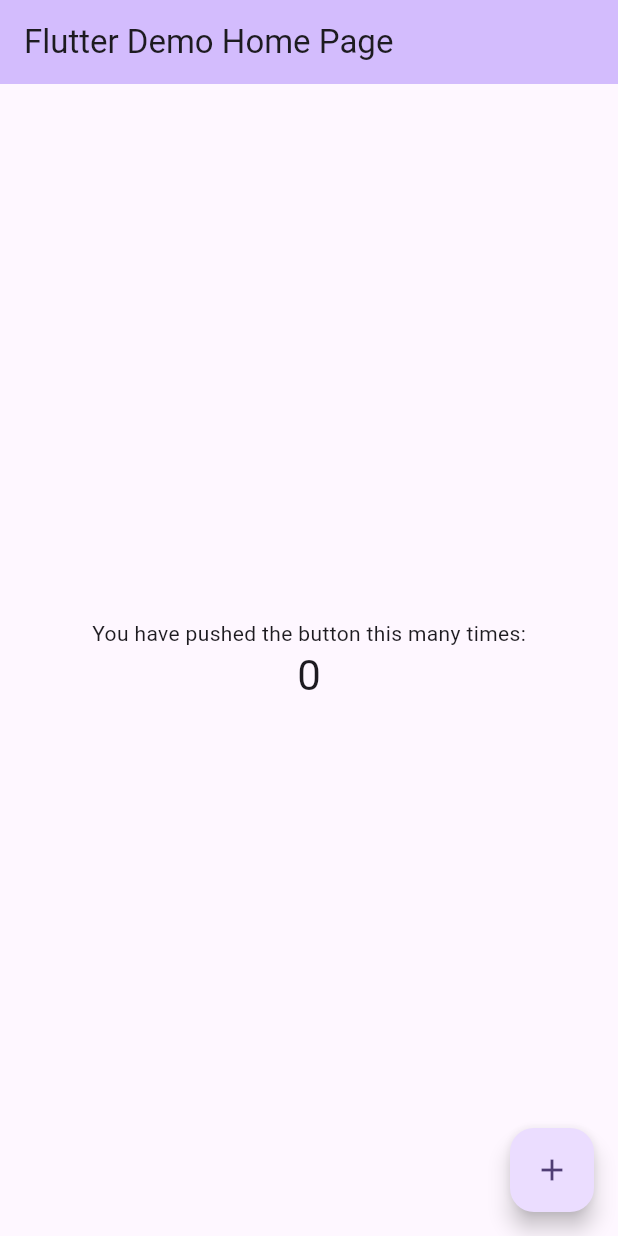
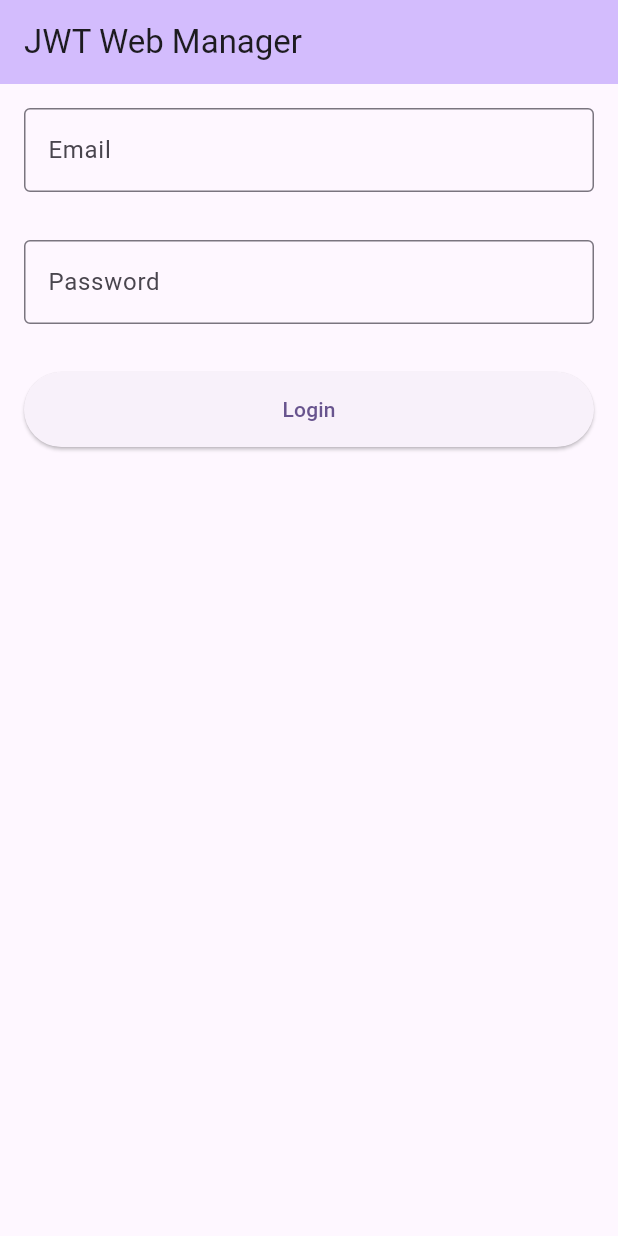
Before and after one commit to Lee-JuYeon/JWT_Manager, a Flutter app: the screen it shows after launch, on a phone screen of 412 x 824 dp. Run offline on Flutter 3.47's test engine with Material 3 defaults, Android fonts, the light colour scheme and no system bars.

Commit message:
login textfield

```diff
--- a/jwt_web_manager/lib/main.dart
+++ b/jwt_web_manager/lib/main.dart
@@ -13,113 +13,137 @@
     return MaterialApp(
       title: 'JWT Web Manager',
       theme: ThemeData(
-        // This is the theme of your application.
-        //
-        // TRY THIS: Try running your application with "flutter run". You'll see
-        // the application has a purple toolbar. Then, without quitting the app,
-        // try changing the seedColor in the colorScheme below to Colors.green
-        // and then invoke "hot reload" (save your changes or press the "hot
-        // reload" button in a Flutter-supported IDE, or press "r" if you used
-        // the command line to start the app).
-        //
-        // Notice that the counter didn't reset back to zero; the application
-        // state is not lost during the reload. To reset the state, use hot
-        // restart instead.
-        //
-        // This works for code too, not just values: Most code changes can be
-        // tested with just a hot reload.
         colorScheme: ColorScheme.fromSeed(seedColor: Colors.deepPurple),
         useMaterial3: true,
       ),
-      home: const MyHomePage(title: 'Flutter Demo Home Page'),
+      home: const MyHomePage(
+
+      ),
     );
   }
 }
 
+
 class MyHomePage extends StatefulWidget {
-  const MyHomePage({super.key, required this.title});
-
-  // This widget is the home page of your application. It is stateful, meaning
-  // that it has a State object (defined below) that contains fields that affect
-  // how it looks.
-
-  // This class is the configuration for the state. It holds the values (in this
-  // case the title) provided by the parent (in this case the App widget) and
-  // used by the build method of the State. Fields in a Widget subclass are
-  // always marked "final".
-
-  final String title;
+  const MyHomePage({Key? key}) : super(key: key);
 
   @override
   State<MyHomePage> createState() => _MyHomePageState();
 }
 
 class _MyHomePageState extends State<MyHomePage> {
-  int _counter = 0;
+  late TextEditingController _emailController;
+  late TextEditingController _passwordController;
 
-  void _incrementCounter() {
-    setState(() {
-      // This call to setState tells the Flutter framework that something has
-      // changed in this State, which causes it to rerun the build method below
-      // so that the display can reflect the updated values. If we changed
-      // _counter without calling setState(), then the build method would not be
-      // called again, and so nothing would appear to happen.
-      _counter++;
-    });
+  @override
+  void initState() {
+    super.initState();
+    _emailController = TextEditingController();
+    _passwordController = TextEditingController();
+  }
+
+  @override
+  void dispose() {
+    _emailController.dispose();
+    _passwordController.dispose();
+    super.dispose();
+  }
+
+  Widget _emailView(){
+    return Padding(
+      padding: const EdgeInsets.all(16.0),
+      child: TextField(
+        controller: _emailController,
+        keyboardType: TextInputType.emailAddress,
+        decoration: InputDecoration(
+          labelText: 'Email',
+          border: OutlineInputBorder(),
+        ),
+      ),
+    );
+  }
+
+  Widget _passwordView(){
+    return Padding(
+      padding: const EdgeInsets.all(16.0),
+      child: TextField(
+        controller: _passwordController,
+        obscureText: true,
+        decoration: InputDecoration(
+          labelText: 'Password',
+          border: OutlineInputBorder(),
+        ),
+      ),
+    );
+  }
+
+  Widget _loginView(){
+
+    final authChecker = false;
+
+    String loginORregister = "Login";
+
+    return Padding(
+      padding: const EdgeInsets.all(16.0),
+      child: ElevatedButton(
+        onPressed: () {
+          print("email : ${_emailController.value.text}, pw : ${_passwordController.value.text}");
+
+          // switch (loginORregister) {
+          //   case 'login':
+          //     print('Selected fruit is an apple');
+          //     Navigator.push(
+          //       context,
+          //       MaterialPageRoute(builder: (context) => LoginPage()), // LoginPage는 로그인 페이지 위젯이라고 가정합니다
+          //     );
+          //     break;
+          //   case 'register':
+          //     print('Selected fruit is a banana');
+          //     Navigator.pushReplacement(
+          //       context,
+          //       MaterialPageRoute(builder: (context) => RegistrationPage()), // RegistrationPage는 회원가입 페이지 위젯이라고 가정합니다
+          //     );
+          //     break;
+          //   default:
+          //     print('Unknown fruit');
+          // }
+        },
+        child: Text(loginORregister),
+        style: ButtonStyle(
+          minimumSize: MaterialStateProperty.all(Size(double.infinity, 50)), // Set the minimum size for the button
+        ),
+      ),
+    );
+  }
+
+  Widget loginRegisterBox(List<Widget> list){
+    return Center(
+      child: Column(
+        mainAxisAlignment: MainAxisAlignment.center,
+        children: list,
+      ),
+    );
   }
 
   @override
   Widget build(BuildContext context) {
-    // This method is rerun every time setState is called, for instance as done
-    // by the _incrementCounter method above.
-    //
-    // The Flutter framework has been optimized to make rerunning build methods
-    // fast, so that you can just rebuild anything that needs updating rather
-    // than having to individually change instances of widgets.
     return Scaffold(
       appBar: AppBar(
-        // TRY THIS: Try changing the color here to a specific color (to
-        // Colors.amber, perhaps?) and trigger a hot reload to see the AppBar
-        // change color while the other colors stay the same.
         backgroundColor: Theme.of(context).colorScheme.inversePrimary,
-        // Here we take the value from the MyHomePage object that was created by
-        // the App.build method, and use it to set our appbar title.
-        title: Text(widget.title),
+        title: Text('JWT Web Manager'),
       ),
       body: Center(
-        // Center is a layout widget. It takes a single child and positions it
-        // in the middle of the parent.
         child: Column(
-          // Column is also a layout widget. It takes a list of children and
-          // arranges them vertically. By default, it sizes itself to fit its
-          // children horizontally, and tries to be as tall as its parent.
-          //
-          // Column has various properties to control how it sizes itself and
-          // how it positions its children. Here we use mainAxisAlignment to
-          // center the children vertically; the main axis here is the vertical
-          // axis because Columns are vertical (the cross axis would be
-          // horizontal).
-          //
-          // TRY THIS: Invoke "debug painting" (choose the "Toggle Debug Paint"
-          // action in the IDE, or press "p" in the console), to see the
-          // wireframe for each widget.
-          mainAxisAlignment: MainAxisAlignment.center,
+          mainAxisAlignment: MainAxisAlignment.start,
           children: <Widget>[
-            const Text(
-              'You have pushed the button this many times:',
-            ),
-            Text(
-              '$_counter',
-              style: Theme.of(context).textTheme.headlineMedium,
-            ),
+            loginRegisterBox([
+              _emailView(),
+              _passwordView()
+            ]),
+            _loginView()
           ],
         ),
       ),
-      floatingActionButton: FloatingActionButton(
-        onPressed: _incrementCounter,
-        tooltip: 'Increment',
-        child: const Icon(Icons.add),
-      ), // This trailing comma makes auto-formatting nicer for build methods.
     );
   }
 }
```
